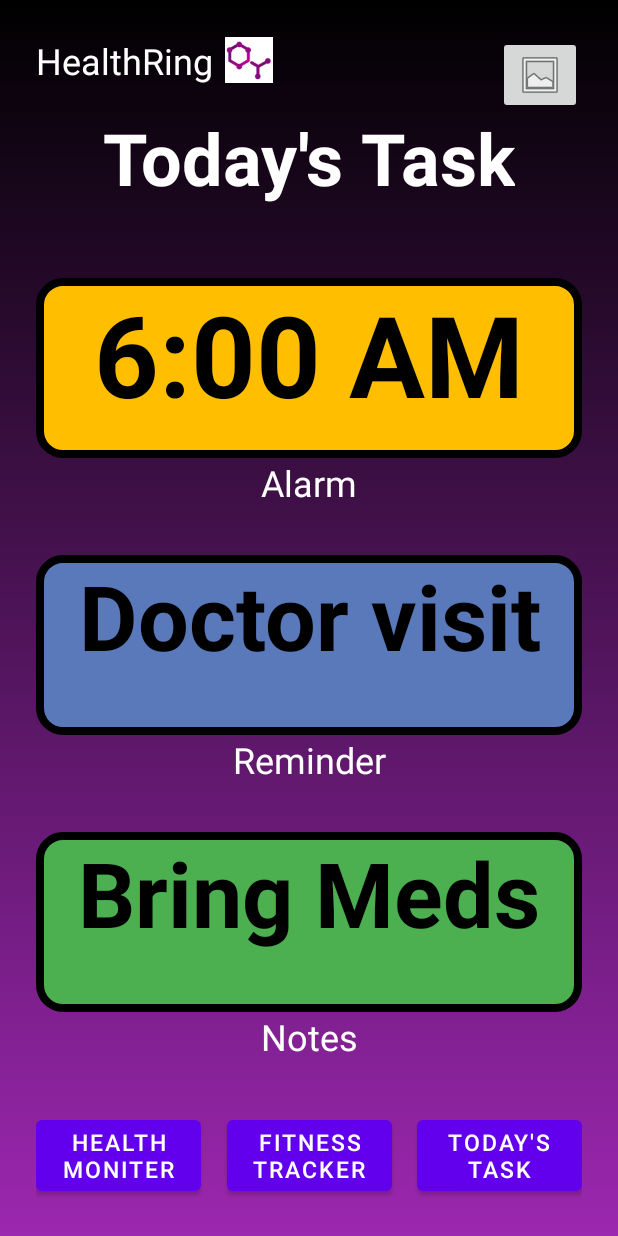
After one commit to CompSciBC/healthring-group1, an Android app: the layout todays_task_fragment.xml on its own in the app's theme, with its tools: preview values and no code run, on a phone screen of 412 x 824 dp. The commit adds this screen. Run offline under Robolectric (Android 15) with nearby library versions, the phone set to English and light mode, and no system bars; Roboto replaces fonts that are not available here.

Commit message:
UI Revisions

```diff
--- a/Healthring/app/src/main/java/com/example/healthring/todaytasks/TodaysTasksFragment.kt
+++ b/Healthring/app/src/main/java/com/example/healthring/todaytasks/TodaysTasksFragment.kt
@@ -18,6 +18,6 @@ class TodaysTasksFragment : Fragment() {
     ): View? {
         viewModel = ViewModelProvider(this).get(TodaysTasksViewModel::class.java)
 
-        return inflater.inflate(R.layout.todays_tasks_fragment, container, false)
+        return inflater.inflate(R.layout.old_todays_tasks_fragment, container, false)
     }
 }
--- /dev/null
+++ b/Healthring/app/src/main/res/layout/todays_task_fragment.xml
@@ -0,0 +1,172 @@
+<?xml version="1.0" encoding="utf-8"?>
+<androidx.constraintlayout.widget.ConstraintLayout xmlns:android="http://schemas.android.com/apk/res/android"
+    xmlns:app="http://schemas.android.com/apk/res-auto"
+    xmlns:tools="http://schemas.android.com/tools"
+    android:layout_width="match_parent"
+    android:layout_height="match_parent"
+    android:background="@drawable/main_background_selector"
+    android:padding="24dp">
+
+    <TextView
+        android:id="@+id/health_ring"
+        android:layout_width="wrap_content"
+        android:layout_height="wrap_content"
+        android:text="HealthRing"
+        android:textColor="@color/white"
+        android:textSize="24sp"
+        android:textStyle="normal"
+        app:layout_constraintStart_toStartOf="parent"
+        app:layout_constraintTop_toTopOf="parent" />
+
+    <ImageView
+        android:id="@+id/health_ring_logo"
+        android:layout_width="32dp"
+        android:layout_height="32dp"
+        android:layout_marginStart="8dp"
+        app:layout_constraintStart_toEndOf="@id/health_ring"
+        app:layout_constraintTop_toTopOf="parent"
+        tools:srcCompat="@drawable/logo" />
+
+    <TextView
+        android:id="@+id/todays_tasks_header"
+        android:layout_width="wrap_content"
+        android:layout_height="wrap_content"
+        android:text="Today's Task"
+        android:textColor="@color/white"
+        android:textSize="48sp"
+        android:textStyle="bold"
+        android:layout_marginTop="16dp"
+        app:layout_constraintEnd_toEndOf="parent"
+        app:layout_constraintStart_toStartOf="parent"
+        app:layout_constraintTop_toBottomOf="@id/health_ring" />
+
+    <ImageButton
+        android:id="@+id/profile_picture_button"
+        android:layout_width="wrap_content"
+        android:layout_height="wrap_content"
+        app:srcCompat="@android:drawable/ic_menu_gallery"
+        app:layout_constraintTop_toTopOf="parent"
+        app:layout_constraintEnd_toEndOf="parent" />
+
+    <ScrollView
+        android:layout_width="match_parent"
+        android:layout_height="0dp"
+        android:paddingTop="16dp"
+        android:paddingBottom="16dp"
+        app:layout_constraintTop_toBottomOf="@id/todays_tasks_header"
+        app:layout_constraintBottom_toTopOf="@id/fitness_tracker_button">
+
+        <LinearLayout
+            android:layout_width="match_parent"
+            android:layout_height="wrap_content"
+            android:orientation="vertical">
+
+            <TextView
+                android:id="@+id/todays_tasks_alarm"
+                android:layout_width="match_parent"
+                android:layout_height="120dp"
+                android:layout_marginTop="32dp"
+                android:background="@drawable/amber_border"
+                android:text="6:00 AM"
+                android:textAlignment="center"
+                android:textColor="@color/black"
+                android:textSize="75sp"
+                android:textStyle="bold"
+                app:layout_constraintEnd_toEndOf="parent"
+                app:layout_constraintStart_toStartOf="parent"
+                app:layout_constraintTop_toBottomOf="@id/health_monitor_header" />
+
+            <TextView
+                android:layout_width="match_parent"
+                android:layout_height="wrap_content"
+                android:text="Alarm"
+                android:textAlignment="center"
+                android:textSize="24sp"
+                android:textColor="@color/white"
+                app:layout_constraintTop_toBottomOf="@id/heart_rate_tracker" />
+
+            <TextView
+                android:id="@+id/todays_tasks_reminder"
+                android:layout_width="match_parent"
+                android:layout_height="120dp"
+                android:layout_marginTop="32dp"
+                android:background="@drawable/blue_border"
+                android:text="Doctor visit"
+                android:textAlignment="center"
+                android:textColor="@color/black"
+                android:textSize="60sp"
+                android:textStyle="bold"
+                app:layout_constraintEnd_toEndOf="parent"
+                app:layout_constraintStart_toStartOf="parent"
+                app:layout_constraintTop_toBottomOf="@id/heart_rate_tracker" />
+
+            <TextView
+                android:layout_width="match_parent"
+                android:layout_height="wrap_content"
+                android:text="Reminder"
+                android:textAlignment="center"
+                android:textSize="24sp"
+                android:textColor="@color/white"
+                app:layout_constraintTop_toBottomOf="@id/blood_pressure_tracker" />
+
+            <TextView
+                android:id="@+id/todays_tasks_notes"
+                android:layout_width="match_parent"
+                android:layout_height="120dp"
+                android:layout_marginTop="32dp"
+                android:background="@drawable/green_border"
+                android:text="Bring Meds"
+                android:textAlignment="center"
+                android:textColor="@color/black"
+                android:textSize="60sp"
+                android:textStyle="bold"
+                app:layout_constraintEnd_toEndOf="parent"
+                app:layout_constraintStart_toStartOf="parent"
+                app:layout_constraintTop_toBottomOf="@id/blood_pressure_tracker" />
+
+            <TextView
+                android:layout_width="match_parent"
+                android:layout_height="wrap_content"
+                android:text="Notes"
+                android:textAlignment="center"
+                android:textSize="24sp"
+                android:textColor="@color/white"
+                app:layout_constraintTop_toBottomOf="@id/blood_pressure_tracker" />
+
+        </LinearLayout>
+    </ScrollView>
+
+    <Button
+        android:id="@+id/health_monitor_button"
+        android:layout_width="110dp"
+        android:layout_height="wrap_content"
+        android:layout_marginTop="32dp"
+        android:text="Health Moniter"
+        android:textSize="15sp"
+        app:layout_constraintBottom_toBottomOf="parent"
+        app:layout_constraintStart_toStartOf="parent" />
+
+    <Button
+        android:id="@+id/fitness_tracker_button"
+        android:layout_width="110dp"
+        android:layout_height="wrap_content"
+        android:text="Fitness Tracker"
+        android:textSize="15sp"
+        app:layout_constraintBottom_toBottomOf="parent"
+        app:layout_constraintEnd_toStartOf="@+id/todays_task_button"
+        app:layout_constraintHorizontal_bias="0.5"
+        app:layout_constraintStart_toEndOf="@+id/health_monitor_button" />
+
+    <Button
+        android:id="@+id/todays_task_button"
+        android:layout_width="110dp"
+        android:layout_height="wrap_content"
+        android:layout_marginStart="8dp"
+        android:layout_marginTop="32dp"
+        android:text="Today's Task"
+        android:textSize="15sp"
+        app:layout_constraintBottom_toBottomOf="parent"
+        app:layout_constraintEnd_toEndOf="parent" />
+
+
+</androidx.constraintlayout.widget.ConstraintLayout>
```
Also changed, not shown: Healthring/app/src/main/res/layout/fitness_tracker_fragment.xml (renamed from Healthring/app/src/main/res/layout/healthmonitor_fragment.xml, +16 -16 lines), Healthring/app/src/main/res/layout/fitnesstracker_fragment.xml (deleted, +0 -132 lines), Healthring/app/src/main/res/layout/health_monitor_fragment.xml (added, +172 -0 lines), Healthring/app/src/main/res/layout/todays_tasks_fragment.xml (deleted, +0 -172 lines).
